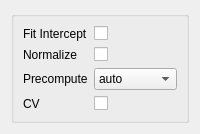
Old version of the form ui/OMP.ui in the repository tthatcher95/PyHAT_Point_Spectra_GUI.
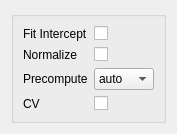
New version of the form.

Patch:
```diff
--- a/ui/OMP.ui
+++ b/ui/OMP.ui
@@ -2,6 +2,14 @@
 <ui version="4.0">
  <class>Form</class>
  <widget class="QWidget" name="Form">
+  <property name="geometry">
+   <rect>
+    <x>0</x>
+    <y>0</y>
+    <width>155</width>
+    <height>115</height>
+   </rect>
+  </property>
   <property name="sizePolicy">
    <sizepolicy hsizetype="Ignored" vsizetype="Ignored">
     <horstretch>0</horstretch>
```
Left out of the diff: 33 changed lines with no effect on the pictures.
